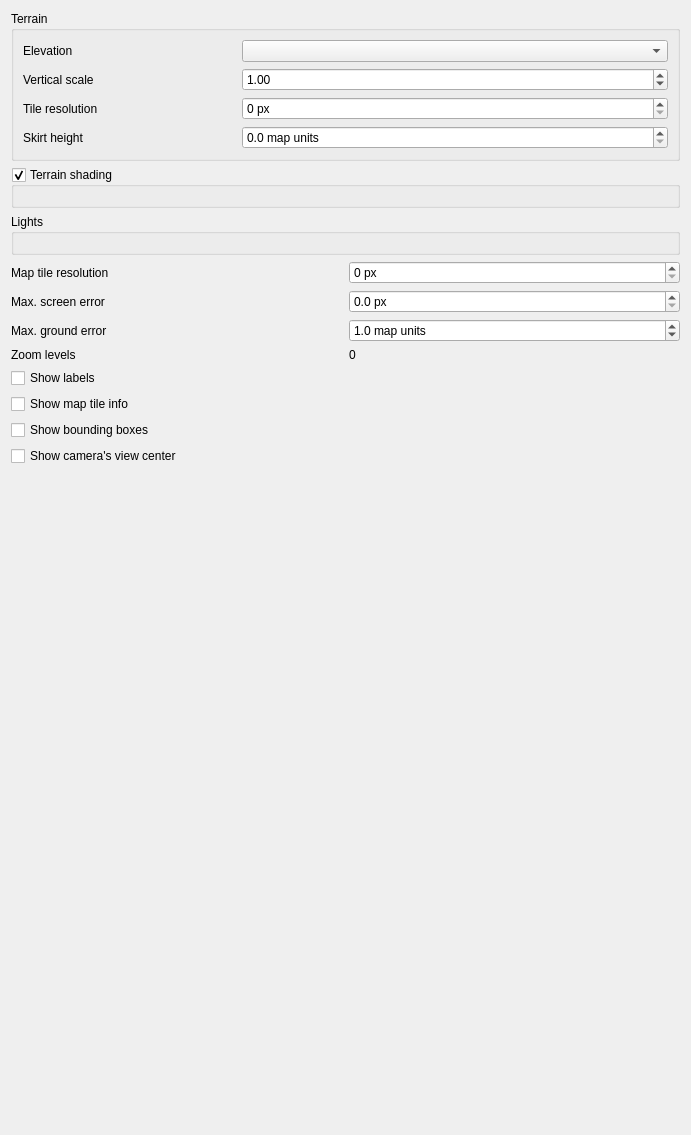
Before: the Qt Designer form src/ui/3d/map3dconfigwidget.ui in qgis/QGIS, drawn with Qt 5.
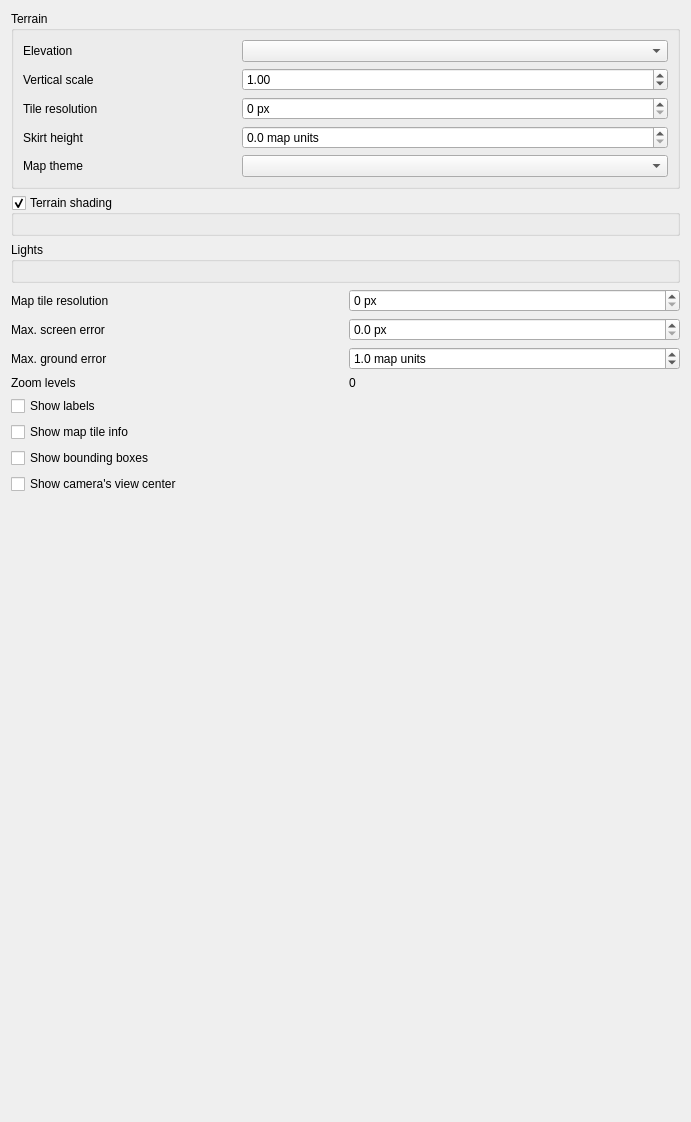
After: the same form once the commit is applied. Custom widgets are drawn as their Qt base class.

Commit message:
[FEATURE] Optionally use a map theme to render terrain textures
Often it is useful to have a different map theme for terrain in 3D view
than the map theme used in the main map canvas.

```diff
--- a/src/ui/3d/map3dconfigwidget.ui
+++ b/src/ui/3d/map3dconfigwidget.ui
@@ -7,7 +7,7 @@
     <x>0</x>
     <y>0</y>
     <width>691</width>
-    <height>1135</height>
+    <height>1122</height>
    </rect>
   </property>
   <property name="windowTitle">
@@ -15,7 +15,7 @@
   </property>
   <layout class="QVBoxLayout" name="verticalLayout">
    <item>
-    <widget class="QGroupBox" name="groupBox">
+    <widget class="QgsCollapsibleGroupBox" name="groupTerrain">
      <property name="title">
       <string>Terrain</string>
      </property>
@@ -84,6 +84,20 @@
         </property>
        </widget>
       </item>
+      <item row="4" column="0">
+       <widget class="QLabel" name="label_9">
+        <property name="text">
+         <string>Map theme</string>
+        </property>
+       </widget>
+      </item>
+      <item row="4" column="1" colspan="2">
+       <widget class="QComboBox" name="cboTerrainMapTheme">
+        <property name="editable">
+         <bool>false</bool>
+        </property>
+       </widget>
+      </item>
      </layout>
     </widget>
    </item>
```
Left out of the diff: 3 changed lines with no effect on the pictures. The commit also changes 5 other files.
